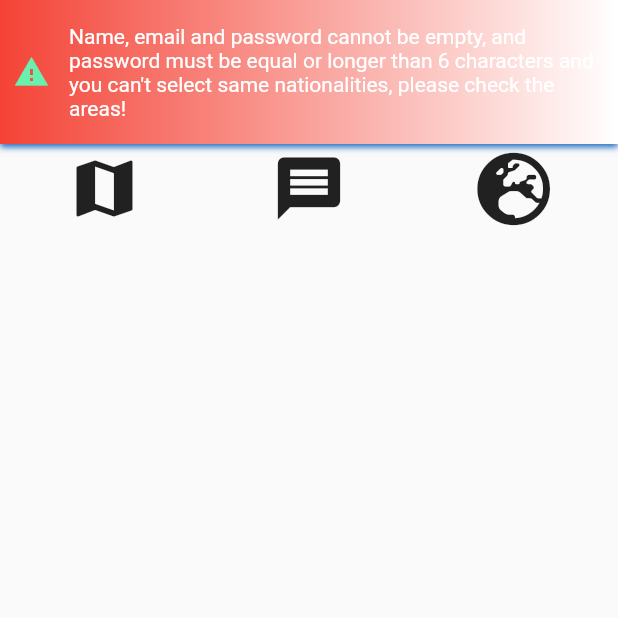
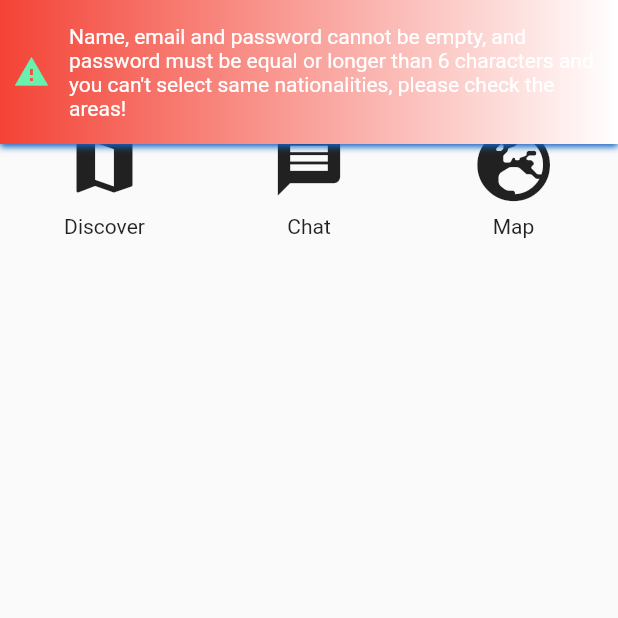
Before and after one commit to iremecem/immigrate, a Flutter app: the LoginPage screen opened directly, scrolled down 140 dp, after a tap on "Create my profile", on a phone screen of 412 x 824 dp, the top half of it. Run offline on Flutter 3.47's test engine with Material 2 defaults, Android fonts, the phone set to English and light mode, and no system bars; our stand-ins replace firebase_auth, firebase_database, firebase_storage, flushbar, font_awesome_flutter, image_picker and 2 more; accounts and stored records are empty.

Commit message:
Bugs added

```diff
--- a/lib/Pages/LoginPage.dart
+++ b/lib/Pages/LoginPage.dart
@@ -9,6 +9,7 @@ import 'dart:io';
 import 'package:immigrate/Models/User.dart';
 import 'package:immigrate/Pages/PageCollecor.dart';
 import 'package:immigrate/Pages/SignPage.dart';
+import 'package:shared_preferences/shared_preferences.dart';
 import 'package:uuid/uuid.dart';
 
 class LoginPage extends StatefulWidget {
@@ -49,7 +50,7 @@ class _LoginPageState extends State<LoginPage> {
     });
   }
 
-  Future<String> uploadPic(File file) async {
+  uploadPic(File file) async {
     //Create a reference to the location you want to upload to in firebase
     StorageReference reference = _storage.ref().child("images/");
     //Upload the file to firebase
@@ -60,7 +61,6 @@ class _LoginPageState extends State<LoginPage> {
     setState(() {
       profileUrl = dowurl;
     });
-    return dowurl;
   }
 
   @override
@@ -101,8 +101,11 @@ class _LoginPageState extends State<LoginPage> {
                                   "assets/images/empty_profile.png"),
                             ),
                           )
-                        : Center(
-                            child: Image.file(profilePic, fit: BoxFit.fill,),
+                        : Container(
+                            child: Image.file(
+                              profilePic,
+                              fit: BoxFit.cover,
+                            ),
                           ),
                     Row(
                       crossAxisAlignment: CrossAxisAlignment.center,
@@ -269,14 +272,20 @@ class _LoginPageState extends State<LoginPage> {
                 padding: EdgeInsets.all(16),
               ),
               FlatButton.icon(
-                icon: Icon(Icons.done, color: Colors.lightGreen,),
-                label: Text("Create my profile", style: TextStyle(color: Colors.lightGreen),),
+                icon: Icon(
+                  Icons.done,
+                  color: Colors.lightGreen,
+                ),
+                label: Text(
+                  "Create my profile",
+                  style: TextStyle(color: Colors.lightGreen),
+                ),
                 onPressed: () async {
                   if (_mailController.text.trim().length != 0 &&
                       _nameController.text.trim().length != 0 &&
                       _passwordController.text.trim().length >= 0 &&
                       goes != selectedRegion) {
-                    var uriProfile = uploadPic(profilePic);
+                    uploadPic(profilePic);
                     var id = Uuid().v4();
                     _auth.createUserWithEmailAndPassword(
                         email: _mailController.text,
@@ -299,6 +308,8 @@ class _LoginPageState extends State<LoginPage> {
                       goes: goes,
                     );
                     _helper.saveEvent(user);
+                    final prefs = await SharedPreferences.getInstance();
+                    prefs.setBool("logged", true);
                   } else {
                     Flushbar(
                       message:
@@ -324,7 +335,8 @@ class _LoginPageState extends State<LoginPage> {
                       ),
                     )..show(context);
                   }
-                  Navigator.of(context).push(MaterialPageRoute(builder: (context) => new PageCollector()));
+                  Navigator.of(context).push(MaterialPageRoute(
+                      builder: (context) => new PageCollector()));
                 },
               ),
               FlatButton(
--- a/lib/Pages/PageCollecor.dart
+++ b/lib/Pages/PageCollecor.dart
@@ -11,19 +11,31 @@ class PageCollector extends StatefulWidget {
 }
 
 class _PageCollectorState extends State<PageCollector> {
-  Key k = new Key("DrawerKey");
   @override
   Widget build(BuildContext context) {
     return Scaffold(
+      drawer: Drawer(),
       appBar: AppBar(
-        leading: IconButton(
-          icon: Icon(Icons.account_circle),
-          onPressed: () => Scaffold.of(context).openDrawer(),
+        leading: Builder(
+          builder: (BuildContext context) {
+            return IconButton(
+              icon: const Icon(Icons.account_circle),
+              onPressed: () {
+                Scaffold.of(context).openDrawer();
+              },
+              tooltip: MaterialLocalizations.of(context).openAppDrawerTooltip,
+            );
+          },
         ),
         actions: <Widget>[
           IconButton(
             icon: Icon(Icons.info),
-            onPressed: () => AboutDialog(
+            onPressed: () {
+              showDialog(
+                context: context,
+                barrierDismissible: true,
+                builder: (context) {
+                  return AboutDialog(
                     applicationName: "Immigrate",
                     applicationVersion: "v 0.1",
                     children: <Widget>[
@@ -32,9 +44,15 @@ class _PageCollectorState extends State<PageCollector> {
                             "Developed by Etam Software Ltd. in Turkey/Ankara"),
                       ),
                     ],
-                ),
+                  );
+                },
+              );
+            },
           )
         ],
+        title: Text("Immigrate"),
+        backgroundColor: Colors.lightGreen,
+        centerTitle: true,
       ),
       body: GridView.count(
         crossAxisCount: 3,
@@ -42,13 +60,26 @@ class _PageCollectorState extends State<PageCollector> {
           InkWell(
             onTap: () => Navigator.of(context).push(
                   MaterialPageRoute(
-                    builder: (context) => MapPage(),
+                    builder: (context) => WallPage(),
                   ),
                 ),
             child: Container(
-              child: Icon(
+              child: Column(
+                crossAxisAlignment: CrossAxisAlignment.center,
+                mainAxisAlignment: MainAxisAlignment.center,
+                children: <Widget>[
+                  Icon(
                     Icons.map,
                     size: 50,
+                  ),
+                  Padding(
+                    padding: EdgeInsets.all(4),
+                  ),
+                  Text("Discover"),
+                  Padding(
+                    padding: EdgeInsets.all(4),
+                  )
+                ],
               ),
             ),
           ),
@@ -59,22 +90,48 @@ class _PageCollectorState extends State<PageCollector> {
                   ),
                 ),
             child: Container(
-              child: Icon(
+              child: Column(
+                crossAxisAlignment: CrossAxisAlignment.center,
+                mainAxisAlignment: MainAxisAlignment.center,
+                children: <Widget>[
+                  Icon(
                     Icons.message,
                     size: 50,
+                  ),
+                  Padding(
+                    padding: EdgeInsets.all(4),
+                  ),
+                  Text("Chat"),
+                  Padding(
+                    padding: EdgeInsets.all(4),
+                  )
+                ],
               ),
             ),
           ),
           InkWell(
             onTap: () => Navigator.of(context).push(
                   MaterialPageRoute(
-                    builder: (context) => WallPage(),
+                    builder: (context) => MapPage(),
                   ),
                 ),
             child: Container(
-              child: Icon(
+              child: Column(
+                crossAxisAlignment: CrossAxisAlignment.center,
+                mainAxisAlignment: MainAxisAlignment.center,
+                children: <Widget>[
+                  Icon(
                     FontAwesomeIcons.globeEurope,
                     size: 50,
+                  ),
+                  Padding(
+                    padding: EdgeInsets.all(4),
+                  ),
+                  Text("Map"),
+                  Padding(
+                    padding: EdgeInsets.all(4),
+                  )
+                ],
               ),
             ),
           ),
@@ -83,9 +140,6 @@ class _PageCollectorState extends State<PageCollector> {
         mainAxisSpacing: 5,
         padding: EdgeInsets.all(4),
       ),
-      drawer: Drawer(
-        key: k,
-      ),
     );
   }
 }
```
Also changed, not shown: lib/Pages/SignPage.dart (+9 -2 lines), lib/main.dart (+5 -3 lines). Lines whose indentation alone changed are shown as unchanged.
